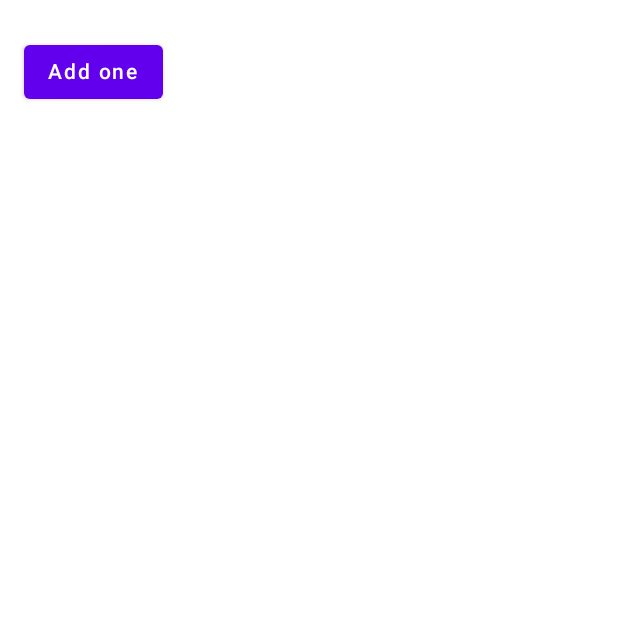
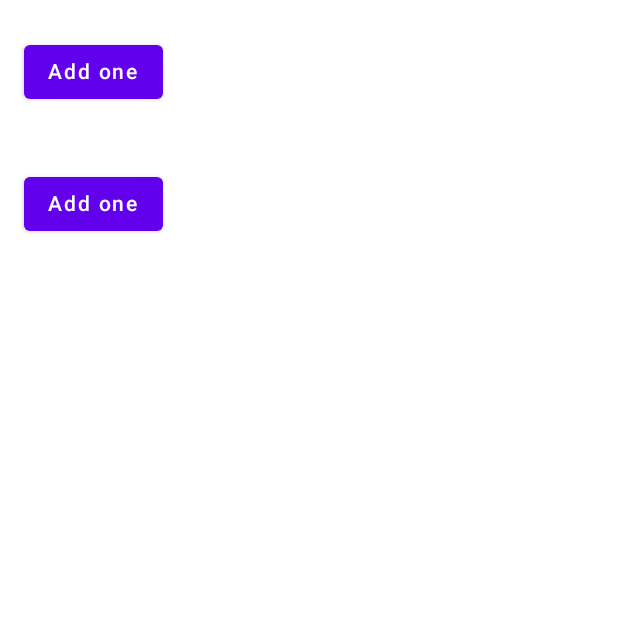
Before and after one commit to htl-leonding/jetpack-compose-pathway, an Android app built with Jetpack Compose: the screen it shows after launch (MainActivity), on a phone screen of 412 x 824 dp, the top half of it. Run offline under Robolectric (Android 15) with nearby library versions, the phone set to English and light mode, and no system bars.

Commit message:
stuetz - 10 / 9 - state hoisting - with 2 counter

```diff
--- a/BasicStateCodelab/app/src/main/java/at/htl/basicstatecodelab/MainActivity.kt
+++ b/BasicStateCodelab/app/src/main/java/at/htl/basicstatecodelab/MainActivity.kt
@@ -42,7 +42,11 @@ fun WellnessScreen(modifier: Modifier = Modifier) {
 @Composable
 fun StatefulCounter(modifier: Modifier = Modifier) {
     var count by rememberSaveable { mutableStateOf(0) }
-    StatelessCounter(count, { count++ }, modifier)
+    var juiceCount by rememberSaveable { mutableStateOf(0) }
+    Column {
+        StatelessCounter(count, { count++ }, modifier)
+        StatelessCounter(juiceCount, { juiceCount++ }, modifier)
+    }
 }
 
 @Composable
```
